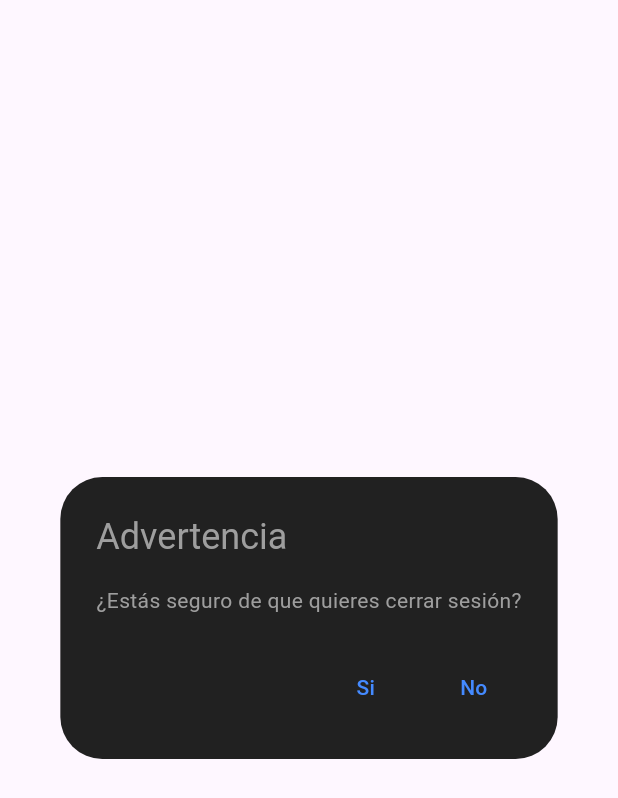
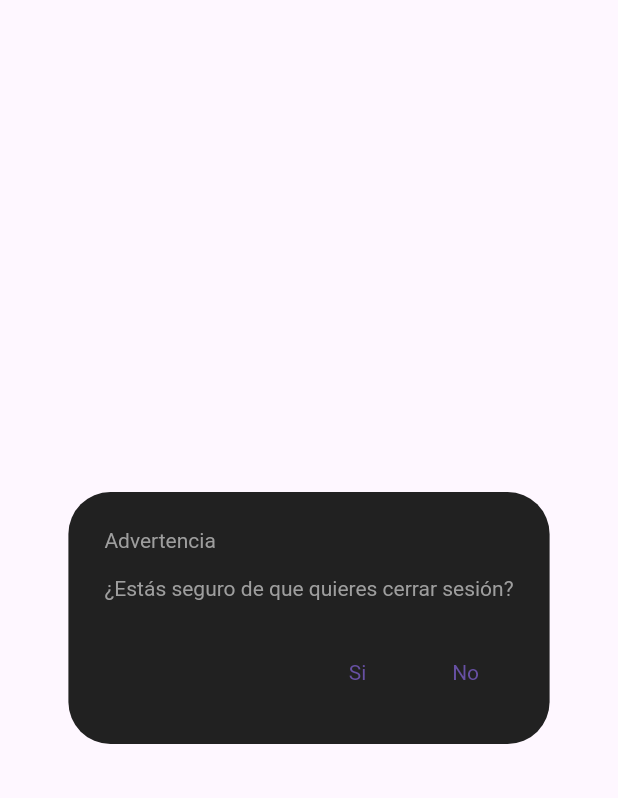
Before and after one commit to 4dominic888/tidal-wave, a Flutter app: the PopupDialog widget shown alone on an empty page, opened directly, after a tap on "Si", on a phone screen of 412 x 824 dp. Shown: the top 798 px of the screen. Run offline on Flutter 3.47's test engine with Material 3 defaults, Android fonts, the phone set to English and light mode, and no system bars; our stand-ins replace audio_service, audio_video_progress_bar, cached_network_image, cloud_firestore, dotted_border, file_picker and 14 more; missing offline and left inert: audio_duration, super_tooltip; accounts and stored records are empty.

Commit message:
aplicando tema default a los popups

```diff
--- a/lib/presentation/global_widgets/popup_message.dart
+++ b/lib/presentation/global_widgets/popup_message.dart
@@ -13,14 +13,11 @@ class PopupMessage extends StatelessWidget {
   @override
   Widget build(BuildContext context) {
     return AlertDialog(
-      title: Text(title, style: const TextStyle(color: Colors.grey)),
-      backgroundColor: Colors.grey.shade900,
-      content: Text(description, style: const TextStyle(color: Colors.grey)),
+      title: Text(title),
+      content: Text(description),
       actions: [
-        TextButton(onPressed: () {
-          onClose == null ?  Navigator.of(context).pop() : onClose?.call();
-        },
-        child: const Text('Cerrar', style: TextStyle(color: Colors.blueAccent)))
+        TextButton(onPressed: () { onClose == null ?  Navigator.of(context).pop() : onClose?.call(); },
+        child: const Text('Cerrar'))
       ],
     );
   }
@@ -38,19 +35,14 @@ class PopupDialog extends StatelessWidget {
   @override
   Widget build(BuildContext context) {
     return AlertDialog(
-      title: Text(title, style: const TextStyle(color: Colors.grey)),
-      backgroundColor: Colors.grey.shade900,
-      content: Text(description, style: const TextStyle(color: Colors.grey)),
+      title: Text(title),
+      content: Text(description),
       actions: [
-        TextButton(onPressed: () {
-          onOK == null ?  Navigator.of(context).pop() : onOK?.call();
-        },
-        child: const Text('Si', style: TextStyle(color: Colors.blueAccent))),
+        TextButton(onPressed: () { onOK == null ?  Navigator.of(context).pop() : onOK?.call(); },
+        child: const Text('Si')),
 
-        TextButton(onPressed: () {
-          onCancel == null ?  Navigator.of(context).pop() : onCancel?.call();
-        },
-        child: const Text('No', style: TextStyle(color: Colors.blueAccent)))
+        TextButton(onPressed: () { onCancel == null ?  Navigator.of(context).pop() : onCancel?.call(); },
+        child: const Text('No'))
       ],
     );
   }
```
Also changed, not shown: lib/main.dart (+10 -0 lines).
